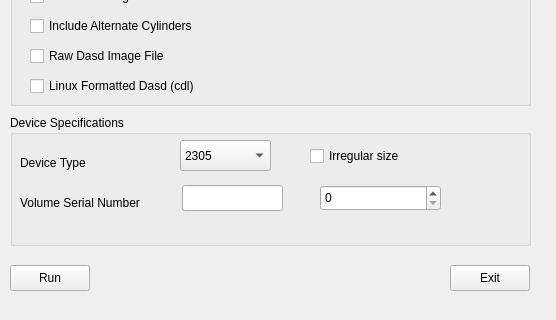
Above: HerculesStudio/HercUtilities/DasdInit.ui from fsword7/hercgui before the change; both pictures show x 0 to 556 and y 265 to 585 of the 556 by 585 pixel window. Below: the same form after it.
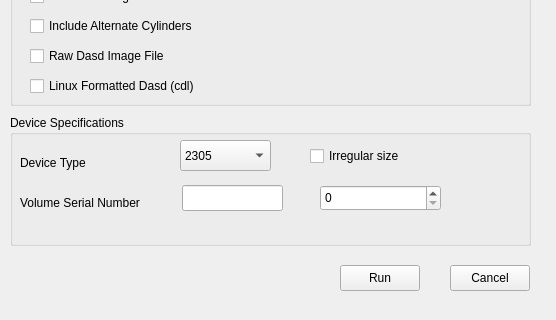
That is the form after the change.

Patch:
```diff
--- a/HerculesStudio/HercUtilities/DasdInit.ui
+++ b/HerculesStudio/HercUtilities/DasdInit.ui
@@ -618,7 +618,7 @@
   <widget class="QPushButton" name="runButton">
    <property name="geometry">
     <rect>
-     <x>10</x>
+     <x>340</x>
      <y>530</y>
      <width>80</width>
      <height>26</height>
@@ -638,7 +638,7 @@
     </rect>
    </property>
    <property name="text">
-    <string>Exit</string>
+    <string>Cancel</string>
    </property>
   </widget>
   <widget class="QProgressBar" name="progressBar">
```
